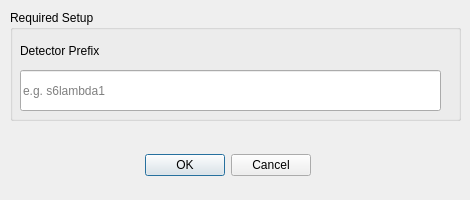
Before: the Qt Designer form src/dashpva/gui/pv_config.ui in AdvancedPhotonSource/DashPVA, drawn with Qt 5.
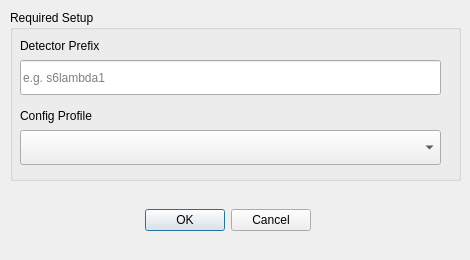
After: the same form once the commit is applied.

Commit message:
add: profile dropdown in the area detector prefix dialog
Each area detector runs as its own process but all resolved the same
global (DB-selected) profile, so two detectors could not use different
profiles. The prefix dialog now offers a Config Profile dropdown,
defaulting to the selected profile.

set_locator gains a persist flag; the dialog applies the chosen profile
with persist=False so it affects only this process, leaving the shared
env var and .dashpva_locator state file untouched.

The edit to the form file:
```diff
--- a/src/dashpva/gui/pv_config.ui
+++ b/src/dashpva/gui/pv_config.ui
@@ -7,7 +7,7 @@
     <x>0</x>
     <y>0</y>
     <width>470</width>
-    <height>200</height>
+    <height>260</height>
    </rect>
   </property>
   <property name="windowTitle">
@@ -19,19 +19,32 @@
      <x>10</x>
      <y>10</y>
      <width>451</width>
-     <height>111</height>
+     <height>171</height>
     </rect>
    </property>
    <property name="title">
     <string>Required Setup</string>
    </property>
+   <widget class="QLabel" name="lbl_input_channel">
+    <property name="geometry">
+     <rect>
+      <x>10</x>
+      <y>25</y>
+      <width>261</width>
+      <height>21</height>
+     </rect>
+    </property>
+    <property name="text">
+     <string>Detector Prefix</string>
+    </property>
+   </widget>
    <widget class="QLineEdit" name="le_input_channel">
     <property name="geometry">
      <rect>
       <x>10</x>
-      <y>60</y>
+      <y>50</y>
       <width>421</width>
-      <height>41</height>
+      <height>35</height>
      </rect>
     </property>
     <property name="text">
@@ -41,17 +54,27 @@
      <string>e.g. s6lambda1</string>
     </property>
    </widget>
-   <widget class="QLabel" name="lbl_input_channel">
+   <widget class="QLabel" name="lbl_profile">
     <property name="geometry">
      <rect>
       <x>10</x>
-      <y>30</y>
+      <y>95</y>
       <width>261</width>
       <height>21</height>
      </rect>
     </property>
     <property name="text">
-     <string>Detector Prefix</string>
+     <string>Config Profile</string>
+    </property>
+   </widget>
+   <widget class="QComboBox" name="cb_profile">
+    <property name="geometry">
+     <rect>
+      <x>10</x>
+      <y>120</y>
+      <width>421</width>
+      <height>35</height>
+     </rect>
     </property>
    </widget>
   </widget>
@@ -59,7 +82,7 @@
    <property name="geometry">
     <rect>
      <x>130</x>
-     <y>140</y>
+     <y>195</y>
      <width>181</width>
      <height>51</height>
     </rect>
```
Left out of the diff: 1 changed line with no effect on the pictures. The commit also changes 2 other files.
